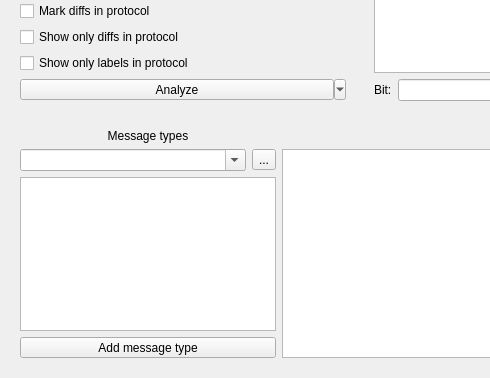
The window that data/ui/analysis.ui (jopohl/urh) describes before a commit, drawn with Qt 5; both pictures show x 0 to 490 and y 362 to 740 of the 1331 by 740 pixel window.
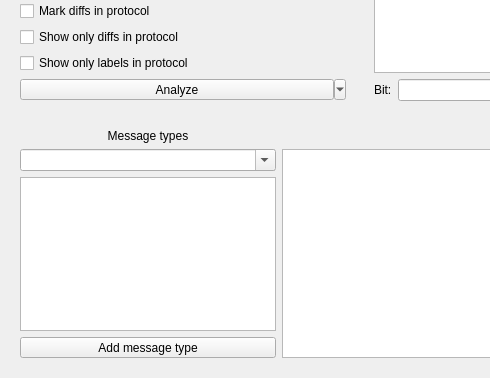
The same window after the commit. Icons and pictures are not drawn. Custom widgets are drawn as their Qt base class.

Commit message: remove delete button, functionality is now in table

The edit to the form file:
```diff
--- a/data/ui/analysis.ui
+++ b/data/ui/analysis.ui
@@ -1057,20 +1057,6 @@
                  </property>
                 </widget>
                </item>
-               <item>
-                <widget class="QToolButton" name="btnRemoveMessagetype">
-                 <property name="toolTip">
-                  <string>Delete current message type</string>
-                 </property>
-                 <property name="text">
-                  <string>...</string>
-                 </property>
-                 <property name="icon">
-                  <iconset theme="list-remove">
-                   <normaloff>.</normaloff>.</iconset>
-                 </property>
-                </widget>
-               </item>
               </layout>
              </item>
              <item row="0" column="0">
```
The commit also changes 8 other files.
